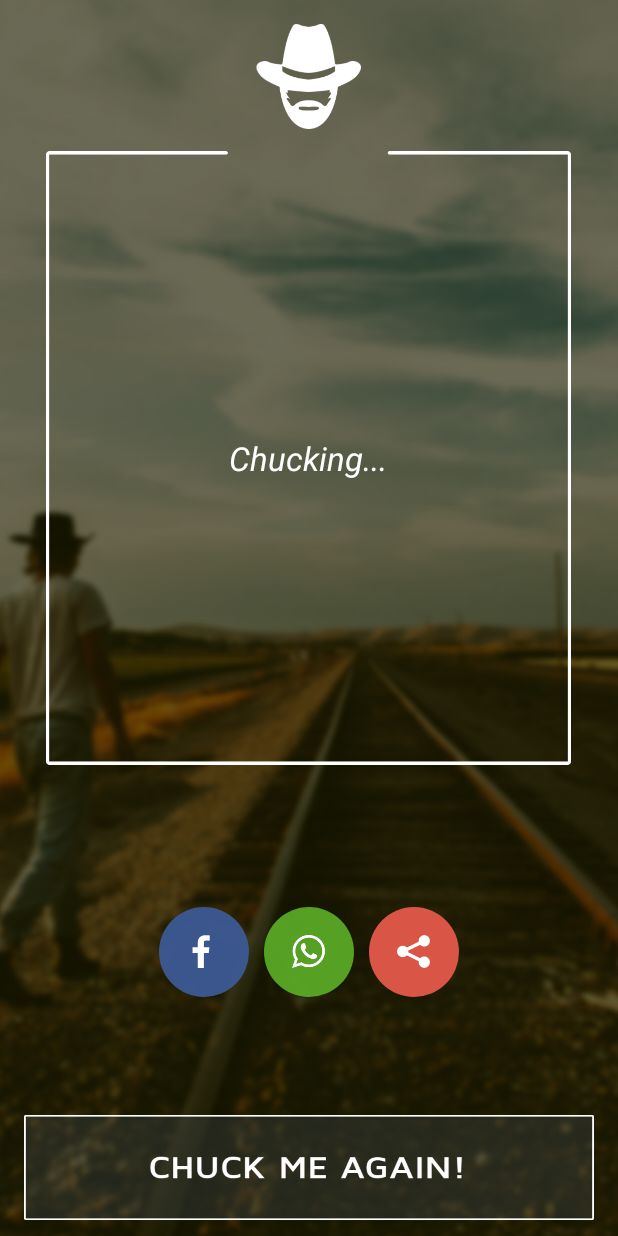
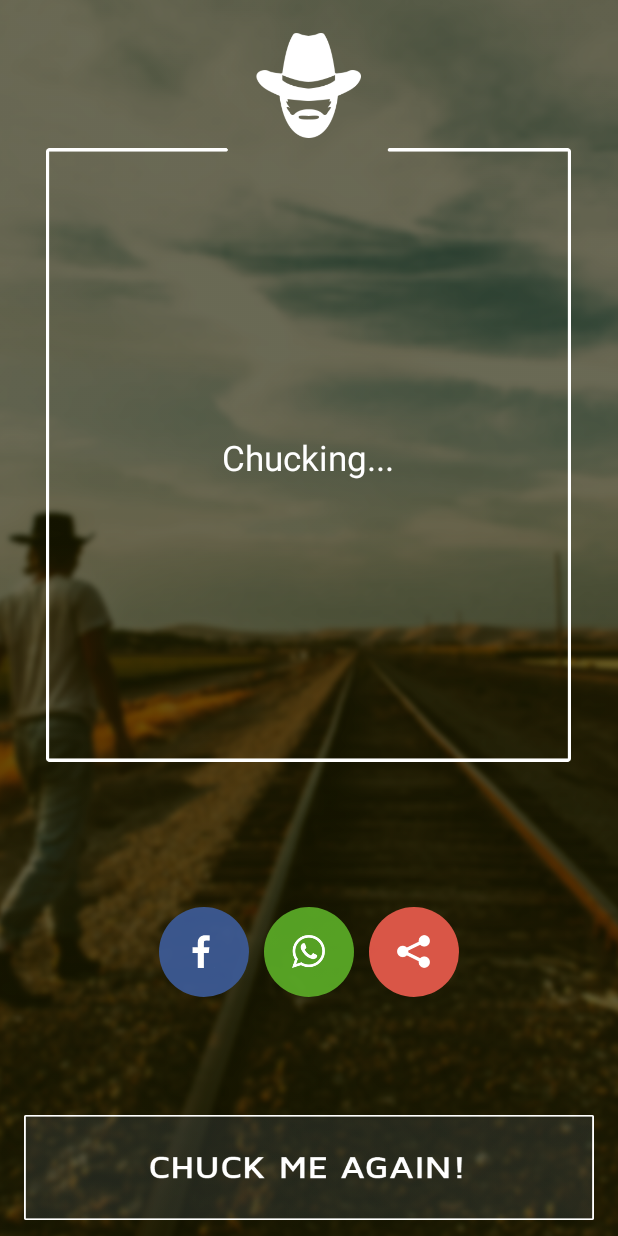
Before and after one commit to Shaharli/InChuckWeTrust, an Android app: the layout activity_main.xml on its own in the app's theme, with its tools: preview values and no code run, on a phone screen of 412 x 824 dp. Run offline under Robolectric (Android 15) with nearby library versions, the phone set to English and light mode, and no system bars.

```diff
--- a/app/build.gradle
+++ b/app/build.gradle
@@ -15,6 +15,7 @@ android {
         release {
             minifyEnabled false
             proguardFiles getDefaultProguardFile('proguard-android.txt'), 'proguard-rules.pro'
+            zipAlignEnabled true
         }
     }
 }
@@ -23,4 +24,6 @@ dependencies {
     compile fileTree(dir: 'libs', include: ['*.jar'])
     testCompile 'junit:junit:4.12'
     compile 'com.android.support:appcompat-v7:23.4.0'
+
+
 }
--- a/app/src/main/res/layout/activity_main.xml
+++ b/app/src/main/res/layout/activity_main.xml
@@ -21,6 +21,8 @@
             android:id="@+id/viewToSave"
             android:layout_width="350dp"
             android:layout_height="0dp"
+            android:paddingTop="6dp"
+            android:paddingBottom="10dp"
             android:layout_centerHorizontal="true"
             android:layout_gravity="center_horizontal"
             android:layout_marginTop="@dimen/activity_vertical_margin"
@@ -33,11 +35,15 @@
 
             <TextView
                 android:id="@+id/creditTV"
-                android:layout_width="wrap_content"
+                android:layout_width="match_parent"
                 android:layout_height="wrap_content"
                 android:layout_alignParentBottom="true"
+                android:layout_marginRight="30dp"
+                android:layout_marginLeft="30dp"
+                android:gravity="center_horizontal"
                 android:text=""
-                android:layout_marginBottom="10dp"
+                android:layout_marginBottom="36dp"
+                android:textSize="10dp"
                 android:layout_centerHorizontal="true"/>
 
             <TextView
@@ -51,8 +57,8 @@
                 android:text="Chucking..."
                 android:textAlignment="center"
                 android:textColor="@color/white"
-                android:textSize="22sp"
-                android:textStyle="italic" />
+                android:textSize="23sp"
+                android:lineSpacingMultiplier="1.1"  />
 
 
             <ImageView
```
Also changed, not shown: app/src/main/AndroidManifest.xml (+4 -3 lines), app/src/main/java/com/avigezerit/inchuckwetrust/MainActivity.java (+138 -36 lines), app/src/main/res/mipmap-hdpi/ic_launcher.png, app/src/main/res/mipmap-mdpi/ic_launcher.png, app/src/main/res/mipmap-xhdpi/ic_launcher.png, app/src/main/res/mipmap-xxhdpi/ic_launcher.png, app/src/main/res/mipmap-xxxhdpi/ic_launcher.png.
